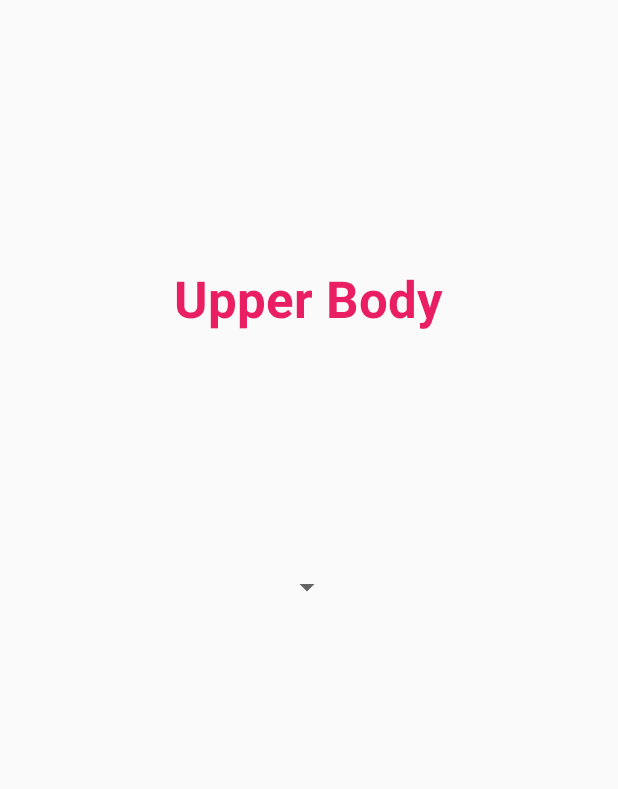
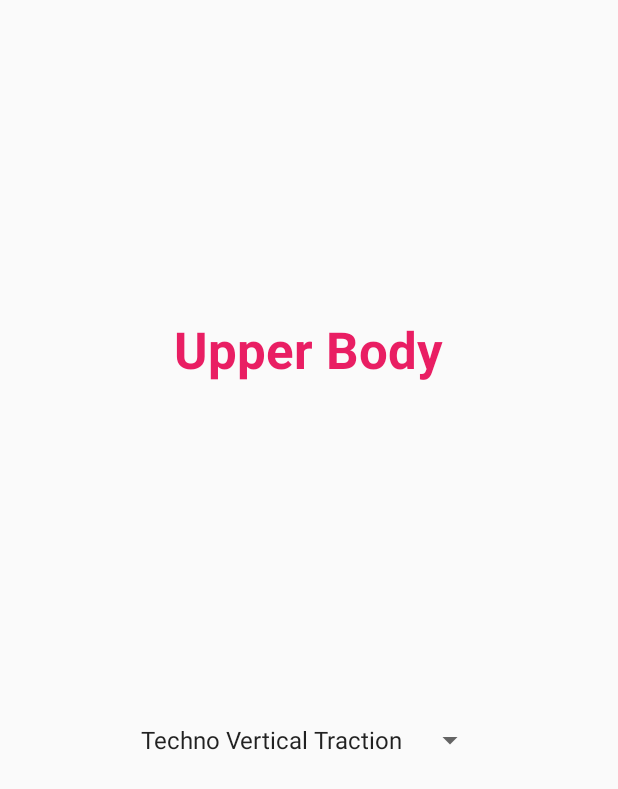
Before and after one commit to jpdcands/NavDemoPic_XML, an Android app: the UpperBody screen opened through its navigation route, on a phone screen of 412 x 824 dp. Shown: the top 789 px of the screen. Run offline under Robolectric (Android 15) with nearby library versions, the phone set to English and light mode, and no system bars.

Commit message:
Rough Spinner

```diff
--- a/app/src/main/java/com/jpdoolittleenterprises/android/navdemopic_xml/UpperBody.kt
+++ b/app/src/main/java/com/jpdoolittleenterprises/android/navdemopic_xml/UpperBody.kt
@@ -6,28 +6,7 @@ import android.view.LayoutInflater
 import android.view.View
 import android.view.ViewGroup
 
-// TODO: Rename parameter arguments, choose names that match
-// the fragment initialization parameters, e.g. ARG_ITEM_NUMBER
-private const val ARG_PARAM1 = "param1"
-private const val ARG_PARAM2 = "param2"
-
-/**
- * A simple [Fragment] subclass.
- * Use the [UpperBody.newInstance] factory method to
- * create an instance of this fragment.
- */
 class UpperBody : Fragment() {
-    // TODO: Rename and change types of parameters
-    private var param1: String? = null
-    private var param2: String? = null
-
-    override fun onCreate(savedInstanceState: Bundle?) {
-        super.onCreate(savedInstanceState)
-        arguments?.let {
-            param1 = it.getString(ARG_PARAM1)
-            param2 = it.getString(ARG_PARAM2)
-        }
-    }
 
     override fun onCreateView(
         inflater: LayoutInflater, container: ViewGroup?,
@@ -36,24 +15,4 @@ class UpperBody : Fragment() {
         // Inflate the layout for this fragment
         return inflater.inflate(R.layout.fragment_upper_body, container, false)
     }
-
-    companion object {
-        /**
-         * Use this factory method to create a new instance of
-         * this fragment using the provided parameters.
-         *
-         * @param param1 Parameter 1.
-         * @param param2 Parameter 2.
-         * @return A new instance of fragment UpperBody.
-         */
-        // TODO: Rename and change types and number of parameters
-        @JvmStatic
-        fun newInstance(param1: String, param2: String) =
-            UpperBody().apply {
-                arguments = Bundle().apply {
-                    putString(ARG_PARAM1, param1)
-                    putString(ARG_PARAM2, param2)
-                }
-            }
-    }
 }
--- a/app/src/main/res/layout/fragment_upper_body.xml
+++ b/app/src/main/res/layout/fragment_upper_body.xml
@@ -11,7 +11,6 @@
         android:id="@+id/upperBody"
         android:layout_width="wrap_content"
         android:layout_height="wrap_content"
-        android:layout_marginTop="176dp"
         android:text="Upper Body"
         android:textColor="#FFE91E63"
         android:textSize="34sp"
@@ -27,11 +26,15 @@
         android:layout_width="wrap_content"
         android:layout_height="wrap_content"
         android:layout_gravity="center"
+        android:layout_margin="16dp"
+        android:layout_marginTop="100dp"
+        android:layout_marginBottom="100dp"
+        android:entries="@array/exercise_machines"
         android:text="Choose a Machine"
-        android:layout_marginBottom="328dp"
         app:layout_constraintBottom_toBottomOf="parent"
         app:layout_constraintEnd_toEndOf="parent"
-        app:layout_constraintHorizontal_bias="0.498"
-        app:layout_constraintStart_toStartOf="parent" />
+        app:layout_constraintHorizontal_bias="0.497"
+        app:layout_constraintStart_toStartOf="parent"
+        app:layout_constraintTop_toBottomOf="@+id/upperBody" />
 
 </androidx.constraintlayout.widget.ConstraintLayout>
--- a/app/src/main/res/values/strings.xml
+++ b/app/src/main/res/values/strings.xml
@@ -7,4 +7,11 @@
     <string name="cardio">Cardio</string>
     <string name="other">Other</string>
     <string name="balance">Balance</string>
+    <string-array name="exercise_machines">
+        <item>Techno Vertical Traction</item>
+        <item>Seated Dip</item>
+        <item>Mid Row</item>
+        <item>Hoist Chest Press</item>
+        <item>Bicep Curl</item>
+    </string-array>
 </resources>
```
Also changed, not shown: app/src/main/java/com/jpdoolittleenterprises/android/navdemopic_xml/Abs.kt (+0 -41 lines), app/src/main/java/com/jpdoolittleenterprises/android/navdemopic_xml/Balance.kt (+0 -41 lines), app/src/main/java/com/jpdoolittleenterprises/android/navdemopic_xml/Cardio.kt (+0 -41 lines), app/src/main/java/com/jpdoolittleenterprises/android/navdemopic_xml/LowerBody.kt (+0 -41 lines), app/src/main/java/com/jpdoolittleenterprises/android/navdemopic_xml/Other.kt (+0 -41 lines).
